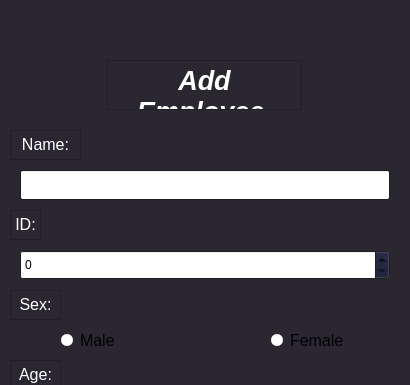
Before: the Qt Designer form Employee.ui in HeidariSina/Management-App, drawn with Qt 5; both pictures show x 0 to 410 and y 0 to 385 of the 410 by 800 pixel window.
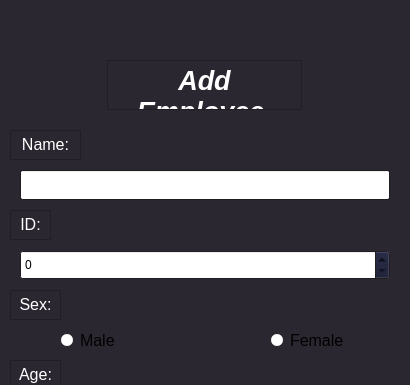
After: the same form once the commit is applied.

Commit message: submit function finished

```diff
--- a/Employee.ui
+++ b/Employee.ui
@@ -298,7 +298,7 @@
      <rect>
       <x>10</x>
       <y>210</y>
-      <width>31</width>
+      <width>41</width>
       <height>30</height>
      </rect>
     </property>
```
The commit also changes 1 other file.
